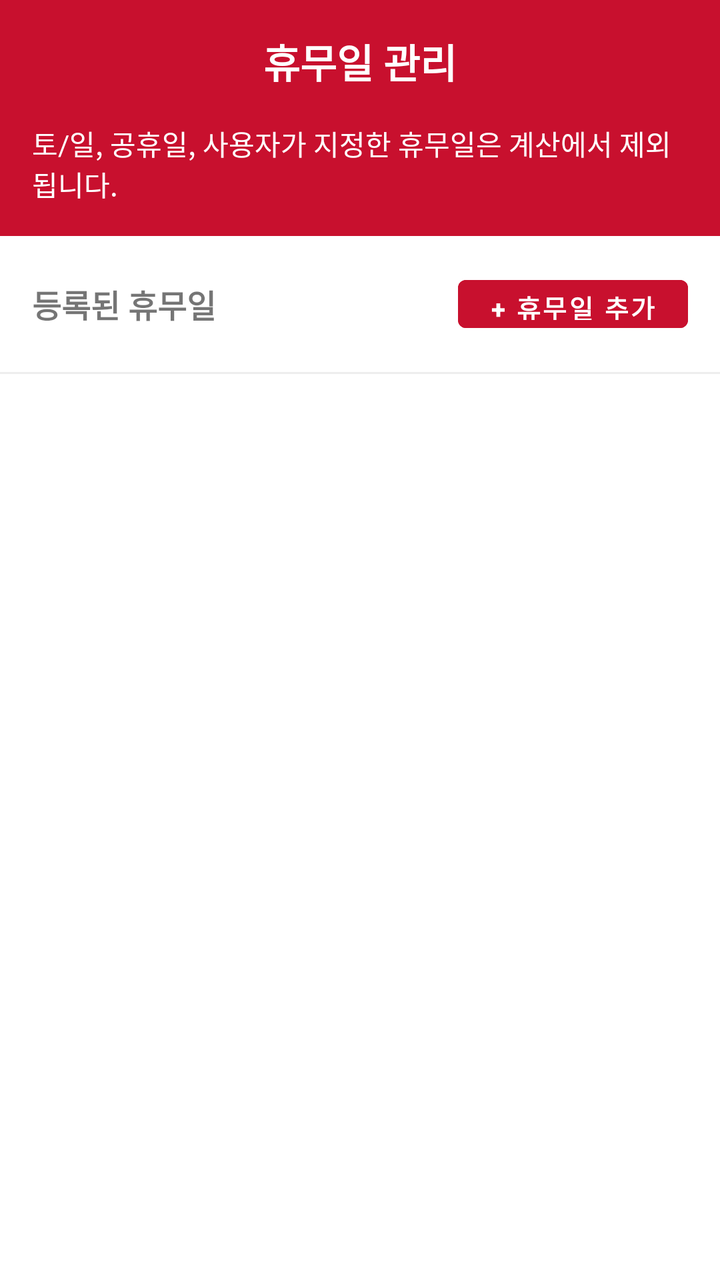
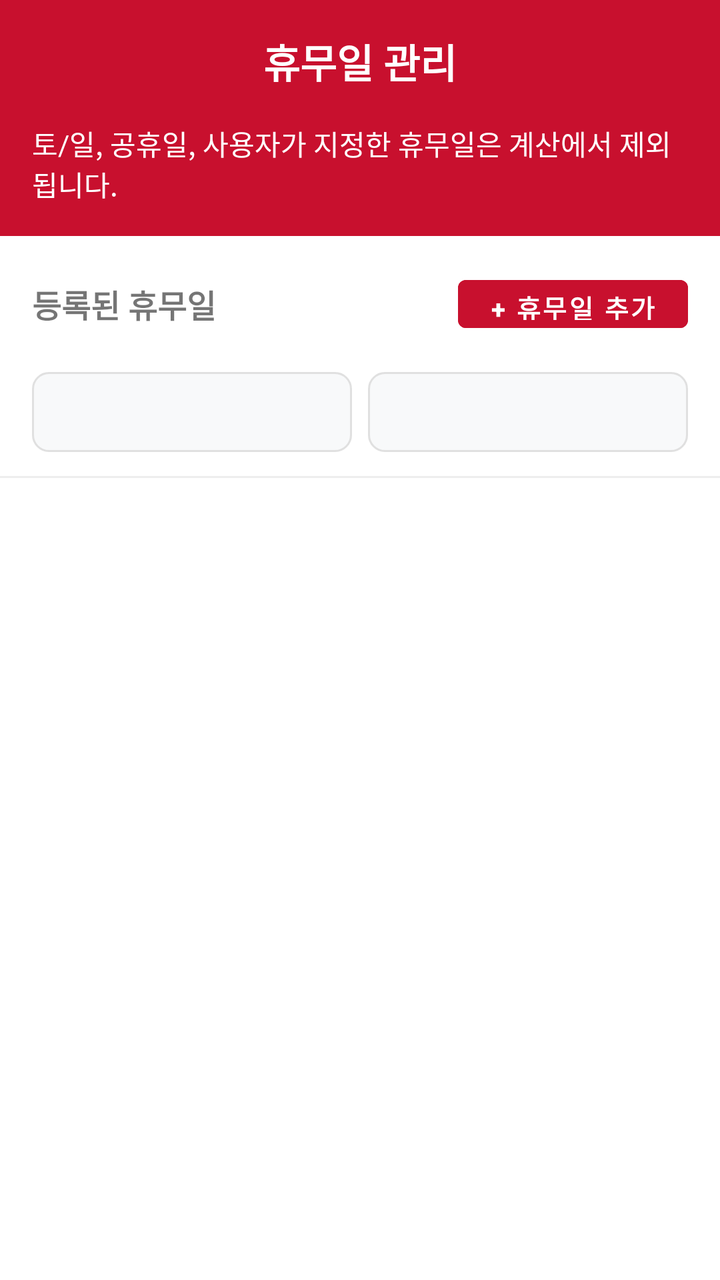

The first picture is an Android layout as it rendered before a commit; the second is the same layout after the commit. The layout source and the unified diff follow.
<!-- AndroidManifest.xml: application theme Theme.BusinessDayCalculator -->
<!-- res/layout/fragment_holiday.xml -->
<?xml version="1.0" encoding="utf-8"?>
<ScrollView xmlns:android="http://schemas.android.com/apk/res/android"
    android:layout_width="match_parent"
    android:layout_height="match_parent"
    android:fillViewport="true">

    <LinearLayout
        android:layout_width="match_parent"
        android:layout_height="wrap_content"
        android:orientation="vertical">

        
        <LinearLayout
            android:layout_width="match_parent"
            android:layout_height="wrap_content"
            android:background="@color/primary"
            android:orientation="vertical"
            android:padding="16dp">

            <RelativeLayout
                android:layout_width="match_parent"
                android:layout_height="wrap_content">
                <TextView
                    android:layout_width="wrap_content"
                    android:layout_height="wrap_content"
                    android:text="@string/title_holiday"
                    android:textColor="@color/white"
                    android:textSize="20sp"
                    android:textStyle="bold"
                    android:layout_centerInParent="true" />
            </RelativeLayout>

            <TextView
                android:layout_width="match_parent"
                android:layout_height="wrap_content"
                android:text="@string/holiday_desc"
                android:textColor="@color/white"
                android:textSize="14sp"
                android:layout_marginTop="16dp" />
        </LinearLayout>

        <RelativeLayout
            android:layout_width="match_parent"
            android:layout_height="wrap_content"
            android:padding="16dp">

            <TextView
                android:layout_width="wrap_content"
                android:layout_height="wrap_content"
                android:text="@string/registered_holidays"
                android:textSize="16sp"
                android:textStyle="bold"
                android:layout_centerVertical="true" />

            <Button
                android:id="@+id/btnAddHoliday"
                android:layout_width="wrap_content"
                android:layout_height="36dp"
                android:backgroundTint="@color/primary"
                android:text="@string/add_holiday"
                android:textSize="13sp"
                android:textStyle="bold"
                android:textColor="@color/white"
                android:layout_alignParentEnd="true"
                style="@style/Widget.MaterialComponents.Button.UnelevatedButton" />
        </RelativeLayout>

        
        <LinearLayout
            android:id="@+id/cardCalendar"
            android:layout_width="match_parent"
            android:layout_height="wrap_content"
            android:background="@drawable/bg_white_card"
            android:orientation="vertical"
            android:padding="16dp"
            android:layout_marginLeft="16dp"
            android:layout_marginRight="16dp"
            android:layout_marginBottom="16dp"
            android:elevation="4dp"
            android:visibility="gone">

            
            <LinearLayout
                android:layout_width="match_parent"
                android:layout_height="wrap_content"
                android:orientation="vertical"
                android:layout_marginBottom="16dp">

                <TextView
                    android:layout_width="wrap_content"
                    android:layout_height="wrap_content"
                    android:text="휴무일 이름"
                    android:textColor="@color/text_main"
                    android:textSize="13sp"
                    android:textStyle="bold"
                    android:layout_marginBottom="6dp" />

                <EditText
                    android:id="@+id/etHolidayName"
                    android:layout_width="match_parent"
                    android:layout_height="44dp"
                    android:background="@drawable/bg_edittext"
                    android:paddingLeft="12dp"
                    android:paddingRight="12dp"
                    android:text="대체공휴일"
                    android:textColor="@color/text_main"
                    android:textSize="14sp"
                    android:singleLine="true"
                    android:inputType="text" />
            </LinearLayout>

            <View
                android:layout_width="match_parent"
                android:layout_height="1dp"
                android:background="@color/divider"
                android:layout_marginBottom="16dp" />

            
            <RelativeLayout
                android:layout_width="match_parent"
                android:layout_height="wrap_content"
                android:layout_marginBottom="16dp">

                <ImageView
                    android:id="@+id/btnPrevMonth"
                    android:layout_width="32dp"
                    android:layout_height="32dp"
                    android:src="@drawable/ic_chevron_left_red"
                    android:layout_alignParentStart="true"
                    android:layout_centerVertical="true"
                    android:padding="4dp"
                    android:clickable="true"
                    android:focusable="true"
                    android:contentDescription="이전달" />

                <TextView
                    android:id="@+id/tvCalendarMonthTitle"
                    android:layout_width="wrap_content"
                    android:layout_height="wrap_content"
                    android:layout_centerInParent="true"
                    android:text="2026년 9월"
                    android:textColor="@color/primary"
                    android:textSize="17sp"
                    android:textStyle="bold" />

                <ImageView
                    android:id="@+id/btnNextMonth"
                    android:layout_width="32dp"
                    android:layout_height="32dp"
                    android:src="@drawable/ic_chevron_right_red"
                    android:layout_alignParentEnd="true"
                    android:layout_centerVertical="true"
                    android:padding="4dp"
                    android:clickable="true"
                    android:focusable="true"
                    android:contentDescription="다음달" />
            </RelativeLayout>

            
            <LinearLayout
                android:layout_width="match_parent"
                android:layout_height="wrap_content"
                android:orientation="horizontal"
                android:layout_marginBottom="12dp">

                <TextView android:layout_width="0dp" android:layout_height="wrap_content" android:layout_weight="1" android:text="일" android:textColor="@color/text_secondary" android:gravity="center" android:textSize="13sp" />
                <TextView android:layout_width="0dp" android:layout_height="wrap_content" android:layout_weight="1" android:text="월" android:textColor="@color/text_secondary" android:gravity="center" android:textSize="13sp" />
                <TextView android:layout_width="0dp" android:layout_height="wrap_content" android:layout_weight="1" android:text="화" android:textColor="@color/text_secondary" android:gravity="center" android:textSize="13sp" />
                <TextView android:layout_width="0dp" android:layout_height="wrap_content" android:layout_weight="1" android:text="수" android:textColor="@color/text_secondary" android:gravity="center" android:textSize="13sp" />
                <TextView android:layout_width="0dp" android:layout_height="wrap_content" android:layout_weight="1" android:text="목" android:textColor="@color/text_secondary" android:gravity="center" android:textSize="13sp" />
                <TextView android:layout_width="0dp" android:layout_height="wrap_content" android:layout_weight="1" android:text="금" android:textColor="@color/text_secondary" android:gravity="center" android:textSize="13sp" />
                <TextView android:layout_width="0dp" android:layout_height="wrap_content" android:layout_weight="1" android:text="토" android:textColor="@color/text_secondary" android:gravity="center" android:textSize="13sp" />
            </LinearLayout>

            
            <GridLayout
                android:id="@+id/gridCalendarDays"
                android:layout_width="match_parent"
                android:layout_height="wrap_content"
                android:columnCount="7"
                android:alignmentMode="alignBounds"
                android:useDefaultMargins="false"
                android:layout_marginBottom="16dp" />

            
            <Button
                android:id="@+id/btnConfirmAddHoliday"
                android:layout_width="match_parent"
                android:layout_height="48dp"
                android:backgroundTint="@color/primary"
                android:text="추가"
                android:textColor="@color/white"
                android:textSize="16sp"
                android:textStyle="bold"
                style="@style/Widget.MaterialComponents.Button.UnelevatedButton" />

        </LinearLayout>

        <View
            android:layout_width="match_parent"
            android:layout_height="1dp"
            android:background="@color/divider" />

        <TextView
            android:id="@+id/tvEmpty"
            android:layout_width="match_parent"
            android:layout_height="wrap_content"
            android:padding="32dp"
            android:text="@string/no_holidays"
            android:gravity="center"
            android:visibility="gone" />

        <androidx.recyclerview.widget.RecyclerView
            android:id="@+id/rvHolidays"
            android:layout_width="match_parent"
            android:layout_height="wrap_content"
            android:nestedScrollingEnabled="false"
            android:padding="16dp" />

    </LinearLayout>

</ScrollView>
<!-- resources referenced by this layout -->
<resources>
  <color name="divider">#EEEEEE</color>
  <color name="primary">#C8102E</color>
  <color name="text_main">#333333</color>
  <color name="text_secondary">#777777</color>
  <color name="white">#FFFFFFFF</color>
  <!-- drawable bg_edittext (drawable) -->
  <?xml version="1.0" encoding="utf-8"?>
  <shape xmlns:android="http://schemas.android.com/apk/res/android"
      android:shape="rectangle">
      <corners android:radius="8dp" />
      <solid android:color="#F8F9FA" />
      <stroke android:width="1dp" android:color="#E0E0E0" />
  </shape>
  <!-- drawable bg_white_card (drawable) -->
  <?xml version="1.0" encoding="utf-8"?>
  <shape xmlns:android="http://schemas.android.com/apk/res/android"
      android:shape="rectangle">
      <corners android:radius="12dp" />
      <solid android:color="@color/white" />
  </shape>
  <!-- drawable ic_chevron_left_red (drawable) -->
  <vector xmlns:android="http://schemas.android.com/apk/res/android"
      android:width="24dp"
      android:height="24dp"
      android:viewportWidth="24"
      android:viewportHeight="24">
    <path
        android:fillColor="#C8102E"
        android:pathData="M15.41,7.41L14,6l-6,6 6,6 1.41,-1.41L10.83,12z"/>
  </vector>
  <!-- drawable ic_chevron_right_red (drawable) -->
  <vector xmlns:android="http://schemas.android.com/apk/res/android"
      android:width="24dp"
      android:height="24dp"
      android:viewportWidth="24"
      android:viewportHeight="24">
    <path
        android:fillColor="#C8102E"
        android:pathData="M10,6L8.59,7.41L13.17,12L8.59,16.59L10,18l6,-6z"/>
  </vector>
  <string name="add_holiday">+ 휴무일 추가</string>
  <string name="holiday_desc">토/일, 공휴일, 사용자가 지정한 휴무일은 계산에서 제외됩니다.</string>
  <string name="no_holidays">등록된 대체공휴일이 없습니다.</string>
  <string name="registered_holidays">등록된 휴무일</string>
  <string name="title_holiday">휴무일 관리</string>
  <style name="Theme.BusinessDayCalculator" parent="Base.Theme.BusinessDayCalculator" />
  <style name="Base.Theme.BusinessDayCalculator" parent="Theme.MaterialComponents.DayNight.NoActionBar">
          
          <item name="colorPrimary">@color/primary</item>
          <item name="colorPrimaryVariant">@color/primary_variant</item>
          <item name="colorOnPrimary">@color/white</item>
          <item name="colorSecondary">@color/secondary</item>
      </style>
  <color name="primary_variant">#A00C24</color>
  <color name="secondary">#FFEBEE</color>
</resources>

<!-- the commit's change to res/layout/fragment_holiday.xml (unified diff, before → after) -->
@@ -64,6 +64,36 @@
                 android:layout_alignParentEnd="true"
                 style="@style/Widget.MaterialComponents.Button.UnelevatedButton" />
         </RelativeLayout>
+
+        
+        <LinearLayout
+            android:layout_width="match_parent"
+            android:layout_height="wrap_content"
+            android:orientation="horizontal"
+            android:paddingLeft="16dp"
+            android:paddingRight="16dp"
+            android:paddingBottom="12dp"
+            android:gravity="center_vertical">
+
+            <Spinner
+                android:id="@+id/spFilterYear"
+                android:layout_width="0dp"
+                android:layout_height="40dp"
+                android:layout_weight="1"
+                android:background="@drawable/bg_edittext"
+                android:paddingLeft="8dp"
+                android:paddingRight="8dp"
+                android:layout_marginEnd="8dp" />
+
+            <Spinner
+                android:id="@+id/spFilterMonth"
+                android:layout_width="0dp"
+                android:layout_height="40dp"
+                android:layout_weight="1"
+                android:background="@drawable/bg_edittext"
+                android:paddingLeft="8dp"
+                android:paddingRight="8dp" />
+        </LinearLayout>
 
         
         <LinearLayout
@@ -217,6 +247,22 @@
             android:nestedScrollingEnabled="false"
             android:padding="16dp" />
 
+        
+        <Button
+            android:id="@+id/btnLoadMore"
+            android:layout_width="match_parent"
+            android:layout_height="44dp"
+            android:text="+ 더보기"
+            android:textColor="@color/primary"
+            android:backgroundTint="#FFEBEE"
+            android:textSize="14sp"
+            android:textStyle="bold"
+            android:layout_marginLeft="16dp"
+            android:layout_marginRight="16dp"
+            android:layout_marginBottom="24dp"
+            android:visibility="gone"
+            style="@style/Widget.MaterialComponents.Button.UnelevatedButton" />
+
     </LinearLayout>
 
 </ScrollView>
